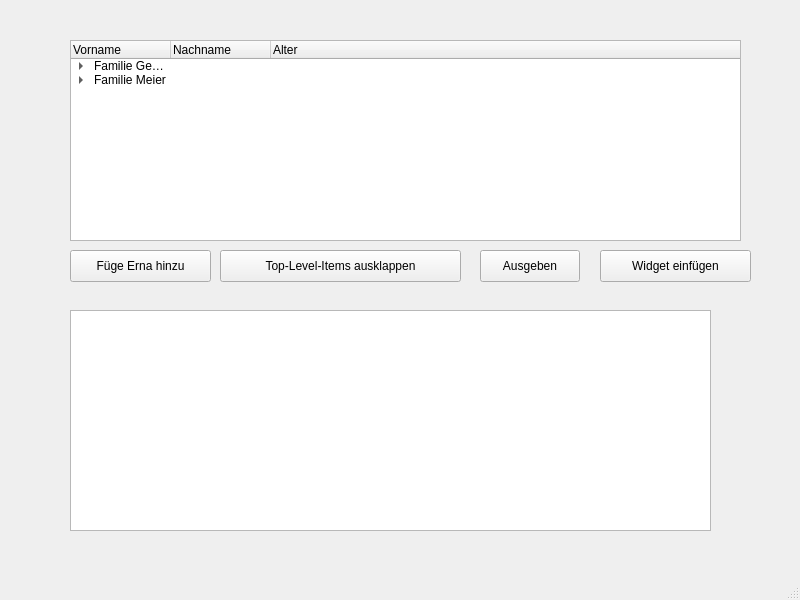
The window that 031-TreeWidget/MainWindow.ui (Thorsten-Geppert/YouTube-Qt-Tutorial) describes before a commit, drawn with Qt 5.
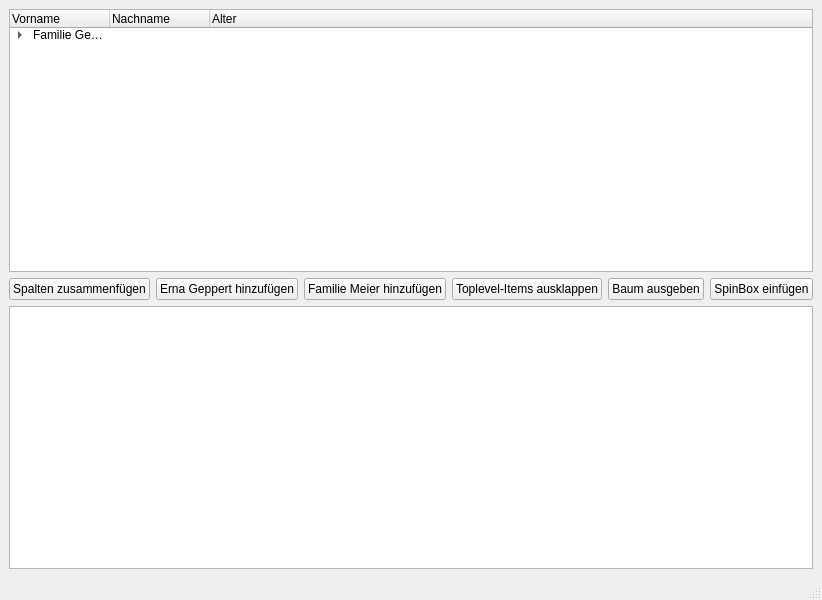
The same window after the commit.

Commit message: TreeWidget nochmal neu aufgenommen

```diff
--- a/031-TreeWidget/MainWindow.ui
+++ b/031-TreeWidget/MainWindow.ui
@@ -14,15 +14,11 @@
    <string>MainWindow</string>
   </property>
   <widget class="QWidget" name="centralwidget">
+   <layout class="QGridLayout" name="gridLayout">
+    <item row="0" column="0">
+     <layout class="QVBoxLayout" name="verticalLayout">
+      <item>
    <widget class="QTreeWidget" name="treeWidget">
-    <property name="geometry">
-     <rect>
-      <x>70</x>
-      <y>40</y>
-      <width>671</width>
-      <height>201</height>
-     </rect>
-    </property>
     <column>
      <property name="text">
       <string>Vorname</string>
@@ -40,7 +36,7 @@
     </column>
     <item>
      <property name="text">
-      <string>Familie Geppert</string>
+          <string>Familie Geppert (Eltern und Kinder)</string>
      </property>
      <item>
       <property name="text">
@@ -72,92 +68,64 @@
        <string>Geppert</string>
       </property>
       <property name="text">
-       <string>3</string>
-      </property>
-     </item>
-    </item>
-    <item>
-     <property name="text">
-      <string>Familie Meier</string>
-     </property>
-     <property name="text">
-      <string/>
-     </property>
-     <item>
-      <property name="text">
-       <string>Kalle</string>
-      </property>
-      <property name="text">
-       <string>Meier</string>
-      </property>
-      <property name="text">
-       <string>53</string>
+           <string>12</string>
       </property>
      </item>
     </item>
    </widget>
+      </item>
+      <item>
+       <layout class="QHBoxLayout" name="horizontalLayout">
+        <item>
    <widget class="QPushButton" name="pushButton">
-    <property name="geometry">
-     <rect>
-      <x>70</x>
-      <y>250</y>
-      <width>141</width>
-      <height>32</height>
-     </rect>
-    </property>
     <property name="text">
-     <string>Füge Erna hinzu</string>
-    </property>
-   </widget>
+           <string>Spalten zusammenfügen</string>
+          </property>
+         </widget>
+        </item>
+        <item>
    <widget class="QPushButton" name="pushButton_2">
-    <property name="geometry">
-     <rect>
-      <x>220</x>
-      <y>250</y>
-      <width>241</width>
-      <height>32</height>
-     </rect>
-    </property>
     <property name="text">
-     <string>Top-Level-Items ausklappen</string>
-    </property>
-   </widget>
+           <string>Erna Geppert hinzufügen</string>
+          </property>
+         </widget>
+        </item>
+        <item>
    <widget class="QPushButton" name="pushButton_3">
-    <property name="geometry">
-     <rect>
-      <x>480</x>
-      <y>250</y>
-      <width>100</width>
-      <height>32</height>
-     </rect>
-    </property>
     <property name="text">
-     <string>Ausgeben</string>
-    </property>
-   </widget>
-   <widget class="QPlainTextEdit" name="plainTextEdit">
-    <property name="geometry">
-     <rect>
-      <x>70</x>
-      <y>310</y>
-      <width>641</width>
-      <height>221</height>
-     </rect>
-    </property>
-   </widget>
+           <string>Familie Meier hinzufügen</string>
+          </property>
+         </widget>
+        </item>
+        <item>
    <widget class="QPushButton" name="pushButton_4">
-    <property name="geometry">
-     <rect>
-      <x>600</x>
-      <y>250</y>
-      <width>151</width>
-      <height>32</height>
-     </rect>
-    </property>
+          <property name="text">
+           <string>Toplevel-Items ausklappen</string>
+          </property>
+         </widget>
+        </item>
+        <item>
+         <widget class="QPushButton" name="pushButton_5">
     <property name="text">
-     <string>Widget einfügen</string>
-    </property>
-   </widget>
+           <string>Baum ausgeben</string>
+          </property>
+         </widget>
+        </item>
+        <item>
+         <widget class="QPushButton" name="pushButton_6">
+          <property name="text">
+           <string>SpinBox einfügen</string>
+          </property>
+         </widget>
+        </item>
+       </layout>
+      </item>
+      <item>
+       <widget class="QPlainTextEdit" name="plainTextEdit"/>
+      </item>
+     </layout>
+    </item>
+   </layout>
   </widget>
   <widget class="QMenuBar" name="menubar">
    <property name="geometry">
```
Left out of the diff: 8 changed lines with no effect on the pictures. Lines whose indentation alone changed are shown as unchanged. The commit also changes 2 other files.
